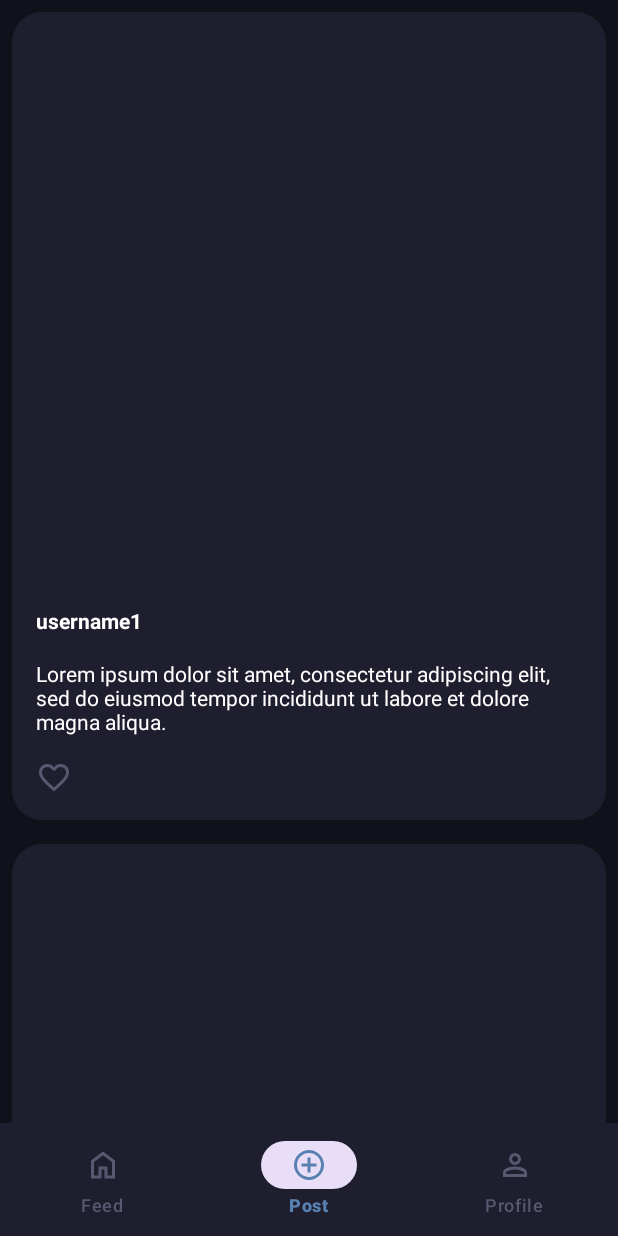
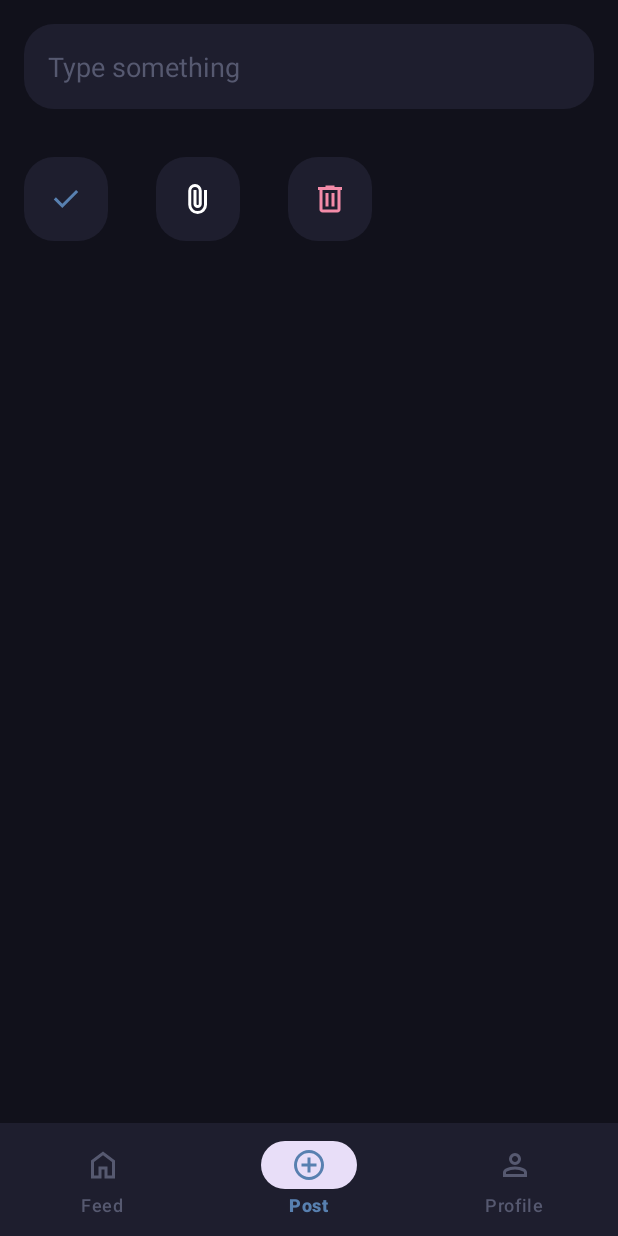
Before and after one commit to imbeer/silly-blog, an Android app: the screen it shows after launch (MainActivity), item 2 of the bottom bar chosen, on a phone screen of 412 x 824 dp. Run offline under Robolectric (Android 15) with nearby library versions, the light colour scheme and no system bars.

Commit message:
Add edit post page

```diff
--- a/blog_android_app/app/src/main/java/com/example/blog_android_app/MainActivity.kt
+++ b/blog_android_app/app/src/main/java/com/example/blog_android_app/MainActivity.kt
@@ -3,7 +3,9 @@ package com.example.blog_android_app
 import android.os.Bundle
 import androidx.appcompat.app.AppCompatActivity
 import androidx.fragment.app.Fragment
+import com.example.blog_android_app.edit.EditPostFragment
 import com.example.blog_android_app.feed.FeedFragment
+import com.example.blog_android_app.profile.ProfileFragment
 import com.google.android.material.bottomnavigation.BottomNavigationView
 
 
@@ -20,11 +22,11 @@ class MainActivity : AppCompatActivity() {
                     true
                 }
                 R.id.nav_add_post -> {
-//                    loadFragment(SearchFragment())
+                    loadFragment(EditPostFragment())
                     true
                 }
                 R.id.nav_profile -> {
-//                    loadFragment(ProfileFragment())
+                    loadFragment(ProfileFragment())
                     true
                 }
                 else -> false
--- /dev/null
+++ b/blog_android_app/app/src/main/java/com/example/blog_android_app/edit/EditPostFragment.kt
@@ -0,0 +1,56 @@
+package com.example.blog_android_app.edit
+
+import android.os.Bundle
+import android.view.LayoutInflater
+import android.view.View
+import android.view.ViewGroup
+import android.widget.EditText
+import android.widget.ImageButton
+import androidx.fragment.app.Fragment
+import com.example.blog_android_app.R
+
+class EditPostFragment : Fragment() {
+
+    lateinit var editText: EditText
+    lateinit var submitButton: ImageButton
+    lateinit var attachButton: ImageButton
+    lateinit var clearButton: ImageButton
+
+    override fun onCreateView(
+        inflater: LayoutInflater, container: ViewGroup?,
+        savedInstanceState: Bundle?
+    ): View? {
+        val view = inflater.inflate(R.layout.edit_post_fragment, container, false)
+        editText = view.findViewById(R.id.edit_text)
+        submitButton = view.findViewById(R.id.submit_button)
+        attachButton = view.findViewById(R.id.attach_button)
+        clearButton = view.findViewById(R.id.clear_button)
+
+        submitButton.setOnClickListener {
+            submit()
+        }
+        attachButton.setOnClickListener {
+            attach()
+        }
+        clearButton.setOnClickListener {
+            clear()
+        }
+
+        return view
+    }
+
+
+    private fun submit() {
+        if (editText.text.isEmpty()) {
+            return
+        }
+        // todo: Send http post request
+        editText.text.clear()
+    }
+    private fun clear() {
+        editText.text.clear()
+    }
+    private fun attach() {
+        // todo:
+    }
+}
--- a/blog_android_app/app/src/main/java/com/example/blog_android_app/feed/PostFeedAdapter.kt
+++ b/blog_android_app/app/src/main/java/com/example/blog_android_app/feed/PostFeedAdapter.kt
@@ -32,7 +32,7 @@ class PostFeedAdapter(private val items: MutableList<PostItem>) :
 
     fun loadInitialData() {
         val initialItems = mutableListOf<PostItem>()
-        for (i in 1..20) {
+        for (i in 1..5) {
             initialItems.add(generatePostItem(i))
         }
         addItems(initialItems)
@@ -43,7 +43,7 @@ class PostFeedAdapter(private val items: MutableList<PostItem>) :
         Handler(Looper.getMainLooper()).postDelayed({
             val newItems = mutableListOf<PostItem>()
             val start = itemCount + 1
-            for (i in start until start + 10) {
+            for (i in start until start + 5) {
                 newItems.add(generatePostItem(i))
             }
             addItems(newItems)
--- /dev/null
+++ b/blog_android_app/app/src/main/res/drawable/attach.xml
@@ -0,0 +1,9 @@
+<vector xmlns:android="http://schemas.android.com/apk/res/android"
+    android:width="24dp"
+    android:height="24dp"
+    android:viewportWidth="960"
+    android:viewportHeight="960">
+  <path
+      android:pathData="M720,630q0,104 -73,177T470,880q-104,0 -177,-73t-73,-177v-370q0,-75 52.5,-127.5T400,80q75,0 127.5,52.5T580,260v350q0,46 -32,78t-78,32q-46,0 -78,-32t-32,-78v-370h80v370q0,13 8.5,21.5T470,640q13,0 21.5,-8.5T500,610v-350q-1,-42 -29.5,-71T400,160q-42,0 -71,29t-29,71v370q-1,71 49,120.5T470,800q70,0 119,-49.5T640,630v-390h80v390Z"
+      android:fillColor="@color/white"/>
+</vector>
--- /dev/null
+++ b/blog_android_app/app/src/main/res/drawable/check.xml
@@ -0,0 +1,9 @@
+<vector xmlns:android="http://schemas.android.com/apk/res/android"
+    android:width="24dp"
+    android:height="24dp"
+    android:viewportWidth="960"
+    android:viewportHeight="960">
+  <path
+      android:pathData="M382,720 L154,492l57,-57 171,171 367,-367 57,57 -424,424Z"
+      android:fillColor="@color/accent"/>
+</vector>
--- /dev/null
+++ b/blog_android_app/app/src/main/res/drawable/delete.xml
@@ -0,0 +1,9 @@
+<vector xmlns:android="http://schemas.android.com/apk/res/android"
+    android:width="24dp"
+    android:height="24dp"
+    android:viewportWidth="960"
+    android:viewportHeight="960">
+  <path
+      android:pathData="M280,840q-33,0 -56.5,-23.5T200,760v-520h-40v-80h200v-40h240v40h200v80h-40v520q0,33 -23.5,56.5T680,840L280,840ZM680,240L280,240v520h400v-520ZM360,680h80v-360h-80v360ZM520,680h80v-360h-80v360ZM280,240v520,-520Z"
+      android:fillColor="@color/red"/>
+</vector>
--- /dev/null
+++ b/blog_android_app/app/src/main/res/layout/edit_post_fragment.xml
@@ -0,0 +1,55 @@
+<?xml version="1.0" encoding="utf-8"?>
+<LinearLayout xmlns:android="http://schemas.android.com/apk/res/android"
+    android:layout_height="match_parent"
+    android:layout_width="match_parent"
+    xmlns:tools="http://schemas.android.com/tools"
+    android:background="@color/crust"
+    android:orientation="vertical"
+    tools:context="edit.EditPostFragment">
+
+    <EditText
+        android:id="@+id/edit_text"
+        android:layout_width="match_parent"
+        android:hint="Type something"
+        android:layout_height="wrap_content"
+        android:layout_margin="16dp"
+        android:padding="16dp"
+        android:inputType="textMultiLine"
+        android:textColor="@color/white"
+        android:textColorHint="@color/surface"
+        android:background="@drawable/post_card_bg"
+        />
+
+    <LinearLayout
+        android:layout_width="match_parent"
+        android:layout_height="wrap_content"
+        android:orientation="horizontal">
+
+        <ImageButton
+            android:id="@+id/submit_button"
+            android:layout_width="wrap_content"
+            android:layout_height="wrap_content"
+            android:layout_margin="16dp"
+            android:padding="16dp"
+            android:background="@drawable/post_card_bg"
+            android:src="@drawable/check" />
+        <ImageButton
+            android:id="@+id/attach_button"
+            android:layout_width="wrap_content"
+            android:layout_height="wrap_content"
+            android:layout_margin="16dp"
+            android:padding="16dp"
+            android:background="@drawable/post_card_bg"
+            android:src="@drawable/attach" />
+
+        <ImageButton
+            android:id="@+id/clear_button"
+            android:layout_width="wrap_content"
+            android:layout_height="wrap_content"
+            android:layout_margin="16dp"
+            android:padding="16dp"
+            android:background="@drawable/post_card_bg"
+            android:src="@drawable/delete" />
+
+    </LinearLayout>
+</LinearLayout>
--- a/blog_android_app/app/src/main/res/layout/post_card.xml
+++ b/blog_android_app/app/src/main/res/layout/post_card.xml
@@ -16,7 +16,7 @@
         android:id="@+id/viewpager"
         android:layout_width="match_parent"
         android:layout_height="wrap_content"
-        android:scaleType="centerCrop"/>
+        android:scaleType="centerCrop" />
 
     <TextView
         android:id="@+id/username"
--- a/blog_android_app/app/src/main/res/values/colors.xml
+++ b/blog_android_app/app/src/main/res/values/colors.xml
@@ -6,4 +6,5 @@
     <color name="crust">#FF11111B</color>
     <color name="surface">#FF565970</color>
     <color name="accent">#FF5880B0</color>
+    <color name="red">#FFF38BA8</color>
 </resources>
```
Also changed, not shown: blog_android_app/app/src/main/java/com/example/blog_android_app/profile/ProfileFragment.kt (added, +54 -0 lines), blog_android_app/app/src/main/res/layout/profile_fragment.xml (added, +55 -0 lines).
